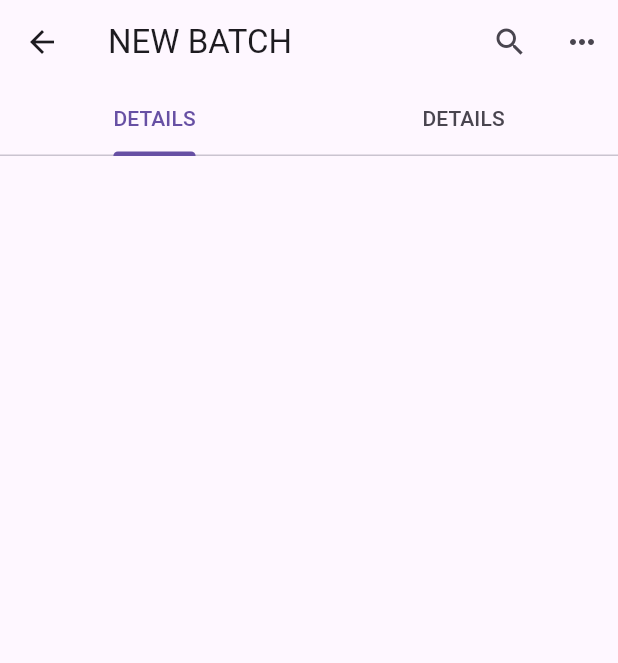
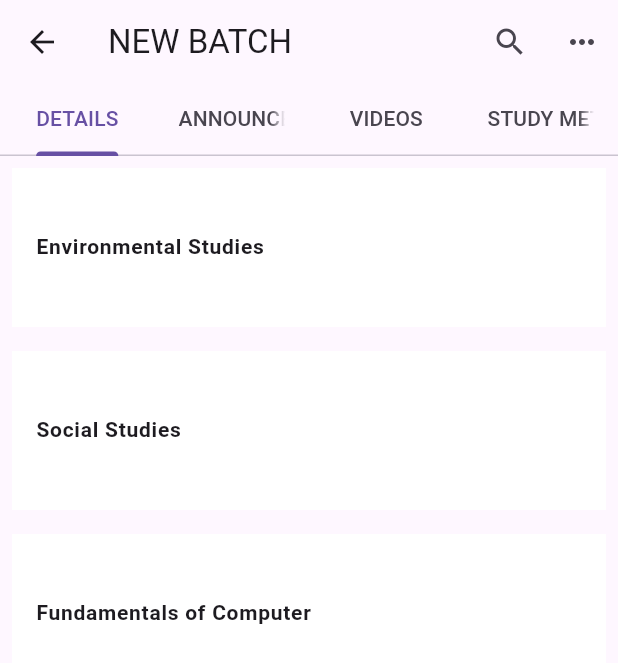
Before and after one commit to kuniyilsreehari/quest, a Flutter app: the screen it shows after launch, on a phone screen of 412 x 824 dp. Shown: the top 663 px of the screen. Run offline on Flutter 3.47's test engine with Material 2 defaults, Android fonts, the phone set to English and light mode, and no system bars; our stand-ins replace file_picker, get.

Commit message:
initial commit

```diff
--- a/lib/new_dashboard.dart
+++ b/lib/new_dashboard.dart
@@ -1,4 +1,8 @@
 import 'package:flutter/material.dart';
+
+List<String> listitem=[
+  'Environmental Studies','Social Studies','Fundamentals of Computer'
+];
 
 class Batch extends StatefulWidget {
   const Batch({Key? key}) : super(key: key);
@@ -16,7 +20,9 @@ class _BatchState extends State<Batch> {
       appBar: AppBar(
         bottom: const TabBar(tabs:[
           Tab(text: 'DETAILS'),
-          Tab(text: 'DETAILS'),
+          Tab(text: 'ANNOUNCEMENT'),
+          Tab(text: 'VIDEOS'),
+          Tab(text: 'STUDY METERIALS'),
 
         ] ),
         title: Text("NEW BATCH"),
@@ -43,7 +49,29 @@ class _BatchState extends State<Batch> {
             ],
           ),
         ],
-      )),
+      ),
+        body: TabBarView(children: [
+          Container(
+            child: ListView.builder(itemCount: listitem.length,
+                itemBuilder: (context, index){
+                  return Padding(
+                    padding: const EdgeInsets.all(8.0),
+                    child: ListTile(
+                      tileColor: Colors.white,
+                      title: Text(
+                        listitem[index],
+                        style: TextStyle(fontSize: 14,
+                          fontWeight: FontWeight.bold,
+                        ),
+                      ),
+                      contentPadding: EdgeInsets.symmetric(vertical: 25, horizontal: 16),
+                    ),
+                  );
+                }
+            ),
+          )
+        ],),
+      ),
     );
   }
 }
```
